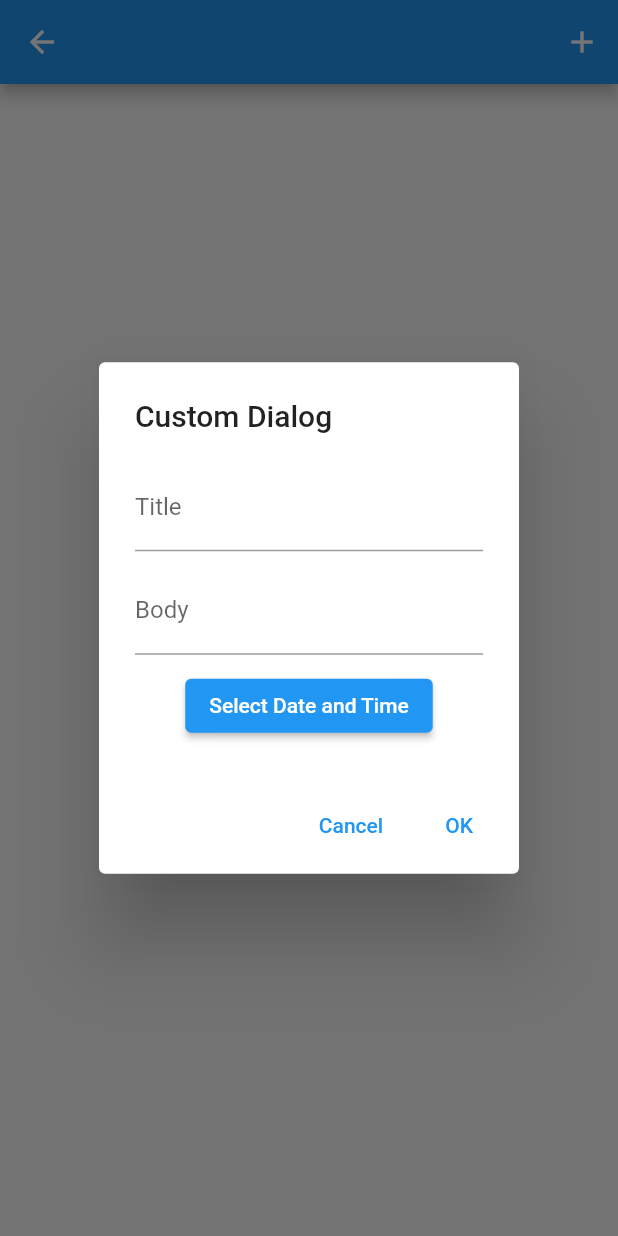
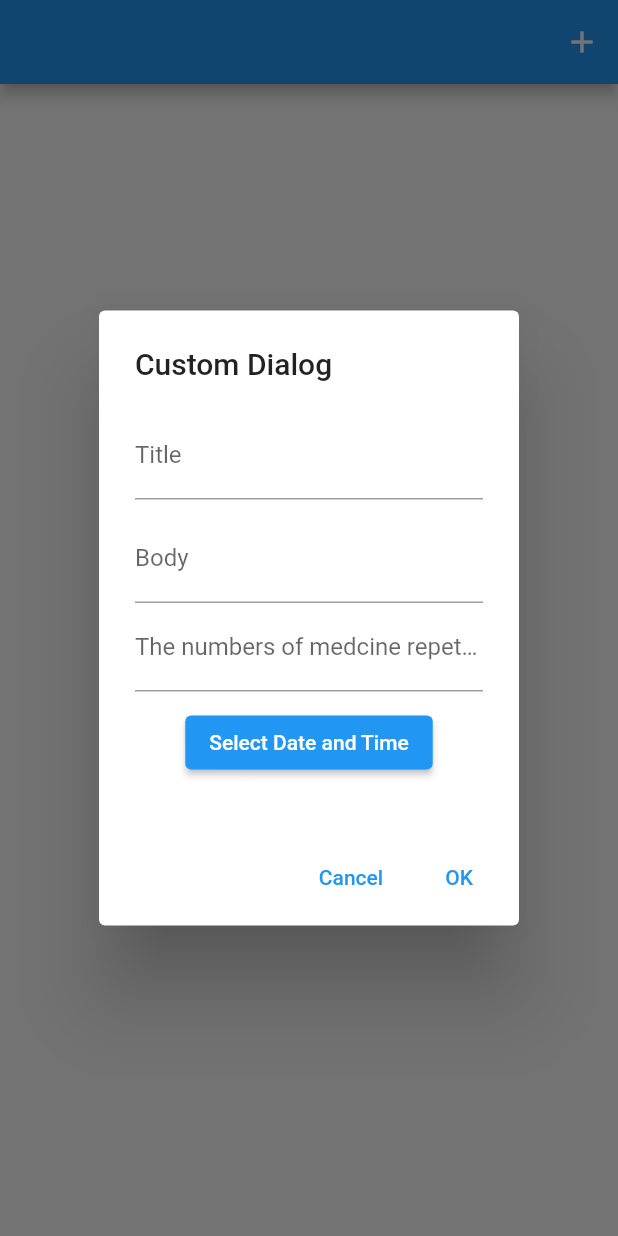
Before and after one commit to salah46/Flutter_Test_App, a Flutter app: the NotificationsScreen screen opened directly, after a tap on the "add" icon, on a phone screen of 412 x 824 dp. Run offline on Flutter 3.47's test engine with Material 2 defaults, Android fonts, the phone set to English and light mode, and no system bars; our stand-ins replace cloud_firestore, firebase_core, flutter_local_notifications, hive, hive_flutter, timezone; missing offline and left inert: maps_launcher; accounts and stored records are empty; generated files the repository leaves out were written again.

Commit message:
"commit changes"

```diff
--- a/lib/main.dart
+++ b/lib/main.dart
@@ -45,7 +45,7 @@ class MyApp extends StatelessWidget {
         // is not restarted.
         primarySwatch: Colors.blue,
       ),
-      home: const LabsResluts() // NotificationsScreen(),
+      home: const NotificationsScreen(),
       //,
     );
   }
--- a/lib/notifications/model/notifications.dart
+++ b/lib/notifications/model/notifications.dart
@@ -4,15 +4,12 @@ part 'notifications.g.dart';
 
 @HiveType(typeId: 1)
 class Notifications extends HiveObject {
-
-
-  Notifications({required this.title,required this.body ,required this.time});
+  Notifications({required this.title, required this.body, required this.times});
   @HiveField(0)
   String title;
 
   @HiveField(1)
   String body;
   @HiveField(2)
-  dynamic time;
-  //
+  List <DateTime> times;
 }
--- a/lib/notifications/screen/add_notifications_widget.dart
+++ b/lib/notifications/screen/add_notifications_widget.dart
@@ -3,6 +3,7 @@ import 'package:flutter_local_notifications/flutter_local_notifications.dart';
 import "package:flutter_map_essay/hive_boxes.dart";
 import 'package:flutter_map_essay/local_notification.dart';
 import 'package:flutter_map_essay/notifications/model/notifications.dart';
+import 'package:flutter_map_essay/services.dart';
 
 class MyDialog extends StatefulWidget {
   @override
@@ -12,13 +13,18 @@ class MyDialog extends StatefulWidget {
 class _MyDialogState extends State<MyDialog> {
   TextEditingController textEditingController1 = TextEditingController();
   TextEditingController textEditingController2 = TextEditingController();
-  DateTime selectedDate = DateTime.now();
+  TextEditingController textEditingController3 = TextEditingController();
+
+  // Now create the list with the instances
+  List<DateTime> datetimes = [];
+  int repeat = 1;
 
   @override
   Widget build(BuildContext context) {
     return AlertDialog(
       title: const Text('Custom Dialog'),
-      content: Column(
+      content: SingleChildScrollView(
+        child: Column(
           mainAxisSize: MainAxisSize.min,
           children: [
             TextField(
@@ -30,8 +36,72 @@ class _MyDialogState extends State<MyDialog> {
               controller: textEditingController2,
               decoration: const InputDecoration(labelText: 'Body'),
             ),
+            TextField(
+              onChanged: (value) {
+                setState(() {
+                  repeat = int.parse(value);
+                });
+              },
+              controller: textEditingController3,
+              decoration: const InputDecoration(
+                  labelText: 'The numbers of medcine repetitions'),
+            ),
             const SizedBox(height: 10),
-          ElevatedButton(
+            // Generate date picker buttons based on repeat value
+            Column(
+              children: List.generate(repeat, (index) {
+                return Column(
+                  children: [
+                    timePick(context),
+                    const SizedBox(height: 10),
+                  ],
+                );
+              }),
+            ),
+          ],
+        ),
+      ),
+      actions: [
+        TextButton(
+          onPressed: () {
+            Navigator.of(context).pop(); // Close the dialog
+          },
+          child: const Text('Cancel'),
+        ),
+        TextButton(
+          onPressed: () async {
+            // Handle the data from the text fields and date picker
+            String text1 = textEditingController1.text;
+            String text2 = textEditingController2.text;
+            Notifications item =
+                Notifications(title: text1, body: text2, times: datetimes);
+            Navigator.of(context).pop();
+            await boxNotifications.put(boxNotifications.length + 1, item);
+            // scheduleNotification(
+            //     id: int.parse(item.key.toString()),
+            //     title: item.title,
+            //     body: item.body,
+            //     scheduledNotificationDateTime: item.time);
+            for (int i = 0; i < datetimes.length; i++) {
+              scheduledPeriodicNotificationDaily(
+                  tag: "${item.key}_$i",
+                  id: item.key,
+                  title: item.title,
+                  body: item.body,
+                  time: datetimes[i]);
+            }
+
+            setState(() {});
+          },
+          child: const Text('OK'),
+        ),
+      ],
+    );
+  }
+
+  ElevatedButton timePick(BuildContext context) {
+    DateTime selectedDate = DateTime.now();
+    return ElevatedButton(
       onPressed: () async {
         final DateTime? picked = await showDatePicker(
           context: context,
@@ -72,45 +142,12 @@ class _MyDialogState extends State<MyDialog> {
 
             setState(() {
               selectedDate = combinedDateTime;
+              datetimes.add(selectedDate);
             });
           }
         }
       },
       child: const Text('Select Date and Time'),
-          )
-        ],
-      ),
-      actions: [
-        TextButton(
-          onPressed: () {
-            Navigator.of(context).pop(); // Close the dialog
-          },
-          child: const Text('Cancel'),
-        ),
-        TextButton(
-          onPressed: () async {
-            // Handle the data from the text fields and date picker
-            String text1 = textEditingController1.text;
-            String text2 = textEditingController2.text;
-            Notifications item =
-                Notifications(title: text1, body: text2, time: selectedDate);
-            Navigator.of(context).pop();
-            await boxNotifications.put(boxNotifications.length + 1, item);
-            // scheduleNotification(
-            //     id: int.parse(item.key.toString()),
-            //     title: item.title,
-            //     body: item.body,
-            //     scheduledNotificationDateTime: item.time);
-            schedulePeriodicNotifications(
-                id: item.key,
-                title: item.title,
-                body: item.body,
-                repeatInterval: RepeatInterval.everyMinute );
-            setState(() {});
-          },
-          child: const Text('OK'),
-        ),
-      ],
     );
   }
 }
```
Also changed, not shown: lib/local_notification.dart (+10 -2 lines), lib/notifications/screen/notificationscreen.dart (+20 -12 lines), lib/notifications/model/notifications.g.dart. Lines whose indentation alone changed are shown as unchanged.
